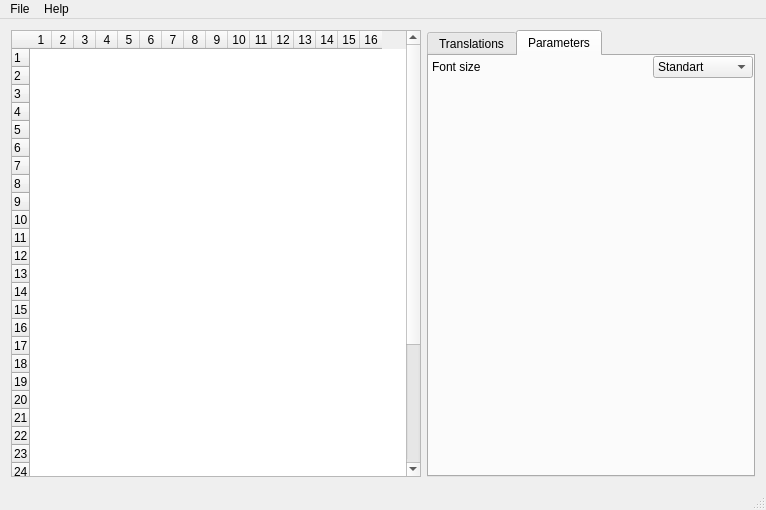
This is editor/mainwindow.ui in WiseLord/matrixclock as Qt 5 draws it before an edit. The edited form follows.
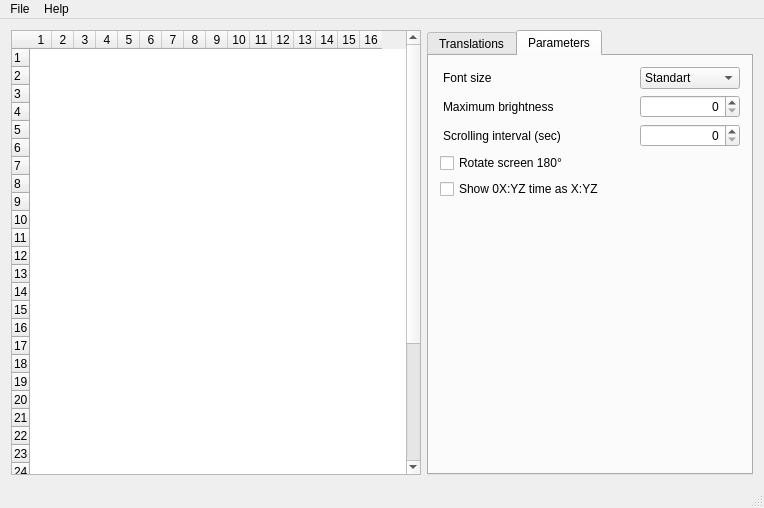
This is the edited form.

What changed in the file:
```diff
--- a/editor/mainwindow.ui
+++ b/editor/mainwindow.ui
@@ -6,8 +6,8 @@
    <rect>
     <x>0</x>
     <y>0</y>
-    <width>766</width>
-    <height>510</height>
+    <width>764</width>
+    <height>508</height>
    </rect>
   </property>
   <property name="windowTitle">
@@ -385,22 +385,7 @@
        <attribute name="title">
         <string>Parameters</string>
        </attribute>
-       <layout class="QVBoxLayout" name="verticalLayout_5">
-        <property name="spacing">
-         <number>3</number>
-        </property>
-        <property name="leftMargin">
-         <number>0</number>
-        </property>
-        <property name="topMargin">
-         <number>0</number>
-        </property>
-        <property name="rightMargin">
-         <number>0</number>
-        </property>
-        <property name="bottomMargin">
-         <number>0</number>
-        </property>
+       <layout class="QVBoxLayout" name="verticalLayout">
         <item>
          <widget class="QWidget" name="wgtFontsize" native="true">
           <layout class="QHBoxLayout" name="horizontalLayout_23" stretch="1,0">
@@ -454,6 +439,108 @@
           </layout>
          </widget>
         </item>
+        <item>
+         <widget class="QWidget" name="wgtBrmax" native="true">
+          <layout class="QHBoxLayout" name="horizontalLayout_22" stretch="1,0">
+           <property name="spacing">
+            <number>0</number>
+           </property>
+           <property name="leftMargin">
+            <number>3</number>
+           </property>
+           <property name="topMargin">
+            <number>0</number>
+           </property>
+           <property name="rightMargin">
+            <number>0</number>
+           </property>
+           <property name="bottomMargin">
+            <number>0</number>
+           </property>
+           <item>
+            <widget class="QLabel" name="lblBrmax">
+             <property name="text">
+              <string>Maximum brightness</string>
+             </property>
+            </widget>
+           </item>
+           <item>
+            <widget class="QSpinBox" name="sbxBrmax">
+             <property name="minimumSize">
+              <size>
+               <width>100</width>
+               <height>0</height>
+              </size>
+             </property>
+             <property name="alignment">
+              <set>Qt::AlignRight|Qt::AlignTrailing|Qt::AlignVCenter</set>
+             </property>
+             <property name="maximum">
+              <number>15</number>
+             </property>
+            </widget>
+           </item>
+          </layout>
+         </widget>
+        </item>
+        <item>
+         <widget class="QWidget" name="wgtScroll" native="true">
+          <layout class="QHBoxLayout" name="horizontalLayout_24" stretch="1,0">
+           <property name="spacing">
+            <number>0</number>
+           </property>
+           <property name="leftMargin">
+            <number>3</number>
+           </property>
+           <property name="topMargin">
+            <number>0</number>
+           </property>
+           <property name="rightMargin">
+            <number>0</number>
+           </property>
+           <property name="bottomMargin">
+            <number>0</number>
+           </property>
+           <item>
+            <widget class="QLabel" name="lblScroll">
+             <property name="text">
+              <string>Scrolling interval (sec)</string>
+             </property>
+            </widget>
+           </item>
+           <item>
+            <widget class="QSpinBox" name="sbxScroll">
+             <property name="minimumSize">
+              <size>
+               <width>100</width>
+               <height>0</height>
+              </size>
+             </property>
+             <property name="alignment">
+              <set>Qt::AlignRight|Qt::AlignTrailing|Qt::AlignVCenter</set>
+             </property>
+             <property name="maximum">
+              <number>255</number>
+             </property>
+            </widget>
+           </item>
+          </layout>
+         </widget>
+        </item>
+        <item>
+         <widget class="QCheckBox" name="cbxRotate">
+          <property name="text">
+           <string>Rotate screen 180°</string>
+          </property>
+         </widget>
+        </item>
+        <item>
+         <widget class="QCheckBox" name="cbxHourzero">
+          <property name="text">
+           <string>Show 0X:YZ time as X:YZ</string>
+          </property>
+         </widget>
+        </item>
         <item>
          <spacer name="vspOther">
           <property name="orientation">
@@ -480,7 +567,7 @@
     <rect>
      <x>0</x>
      <y>0</y>
-     <width>766</width>
+     <width>764</width>
      <height>22</height>
     </rect>
    </property>
```
Left out of the diff: 72 changed lines with no effect on the pictures.
